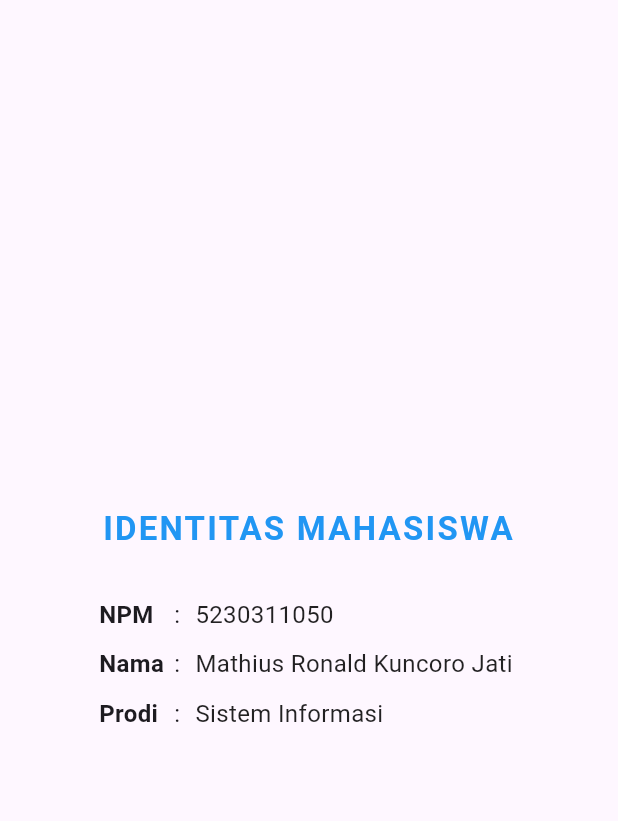
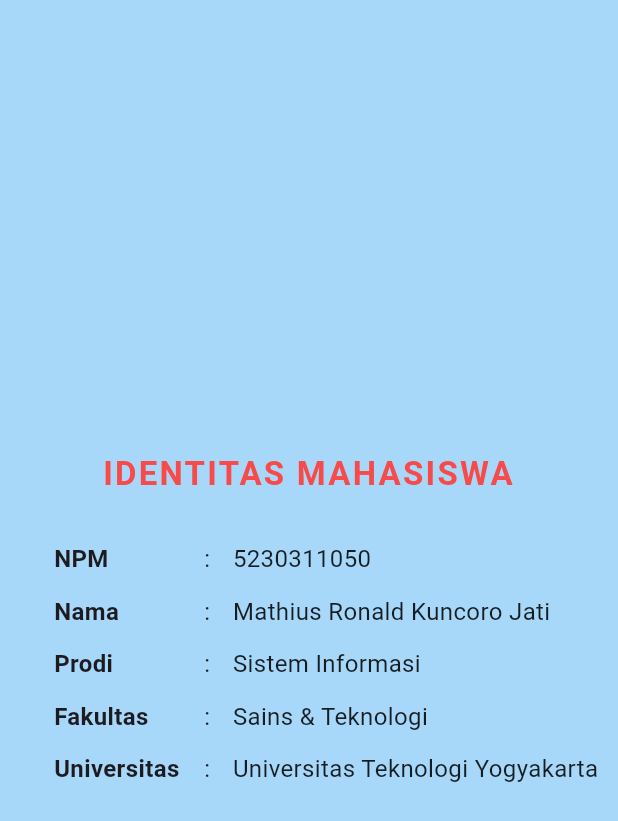
Before and after one commit to MathiusRonaldKJ/5230311050_MathiusRonaldKuncoroJati_Tugas1.5, a Flutter app: the screen it shows after launch, on a phone screen of 412 x 824 dp. Shown: the top 821 px of the screen. Run offline on Flutter 3.47's test engine with Material 3 defaults, Android fonts, the phone set to English and light mode, and no system bars.

Commit message:
Update main.dart

```diff
--- a/lib/main.dart
+++ b/lib/main.dart
@@ -22,7 +22,10 @@
   @override
   Widget build(BuildContext context) {
     return Scaffold(
-      body: Center(
+      body: Container(
+        color: const Color.fromARGB(255, 167, 216, 250),
+        child: Center(
+          child: SingleChildScrollView(
             child: Column(
               mainAxisAlignment: MainAxisAlignment.center,
               children: [
@@ -32,7 +35,7 @@
                     fontSize: 22,
                     fontWeight: FontWeight.bold,
                     letterSpacing: 1.5,
-                color: Colors.blue,
+                    color: Color.fromARGB(255, 247, 75, 75),
                   ),
                   textAlign: TextAlign.center,
                 ),
@@ -40,8 +43,8 @@
                 const SizedBox(height: 30),
 
                 Container(
-              width: 320,
-              padding: const EdgeInsets.only(left: 20),
+                  width: 380,
+                  padding: const EdgeInsets.symmetric(horizontal: 20),
                   child: const Column(
                     crossAxisAlignment: CrossAxisAlignment.start,
                     children: [
@@ -49,62 +52,116 @@
                       Row(
                         children: [
                           SizedBox(
-                        width: 50,
+                            width: 100,
                             child: Text(
                               'NPM',
                               style: TextStyle(fontWeight: FontWeight.bold, fontSize: 16),
                             ),
                           ),
                           Text(':', style: TextStyle(fontSize: 16)),
-                      SizedBox(width: 10),
+                          SizedBox(width: 15),
                           Expanded(
                             child: Text(
                               '5230311050',
                               style: TextStyle(color: Colors.black87, fontSize: 16),
+                              softWrap: false, // Mencegah teks turun ke bawah
+                              overflow: TextOverflow.visible, // Teks akan tetap di baris yang sama
                             ),
                           ),
                         ],
                       ),
-                  SizedBox(height: 10),
+                      SizedBox(height: 12),
 
                       // Nama
                       Row(
                         children: [
                           SizedBox(
-                        width: 50,
+                            width: 100,
                             child: Text(
                               'Nama',
                               style: TextStyle(fontWeight: FontWeight.bold, fontSize: 16),
                             ),
                           ),
                           Text(':', style: TextStyle(fontSize: 16)),
-                      SizedBox(width: 10),
+                          SizedBox(width: 15),
                           Expanded(
                             child: Text(
                               'Mathius Ronald Kuncoro Jati',
                               style: TextStyle(color: Colors.black87, fontSize: 16),
+                              softWrap: false,
+                              overflow: TextOverflow.visible,
                             ),
                           ),
                         ],
                       ),
-                  SizedBox(height: 10),
+                      SizedBox(height: 12),
 
                       // Program Studi
                       Row(
                         children: [
                           SizedBox(
-                        width: 50,
+                            width: 100,
                             child: Text(
                               'Prodi',
                               style: TextStyle(fontWeight: FontWeight.bold, fontSize: 16),
                             ),
                           ),
                           Text(':', style: TextStyle(fontSize: 16)),
-                      SizedBox(width: 10),
+                          SizedBox(width: 15),
                           Expanded(
                             child: Text(
                               'Sistem Informasi',
                               style: TextStyle(color: Colors.black87, fontSize: 16),
+                              softWrap: false,
+                              overflow: TextOverflow.visible,
+                            ),
+                          ),
+                        ],
+                      ),
+                      SizedBox(height: 12),
+
+                      // Fakultas
+                      Row(
+                        children: [
+                          SizedBox(
+                            width: 100,
+                            child: Text(
+                              'Fakultas',
+                              style: TextStyle(fontWeight: FontWeight.bold, fontSize: 16),
+                            ),
+                          ),
+                          Text(':', style: TextStyle(fontSize: 16)),
+                          SizedBox(width: 15),
+                          Expanded(
+                            child: Text(
+                              'Sains & Teknologi',
+                              style: TextStyle(color: Colors.black87, fontSize: 16),
+                              softWrap: false,
+                              overflow: TextOverflow.visible,
+                            ),
+                          ),
+                        ],
+                      ),
+                      SizedBox(height: 12),
+
+                      // Universitas
+                      Row(
+                        children: [
+                          SizedBox(
+                            width: 100,
+                            child: Text(
+                              'Universitas',
+                              style: TextStyle(fontWeight: FontWeight.bold, fontSize: 16),
+                            ),
+                          ),
+                          Text(':', style: TextStyle(fontSize: 16)),
+                          SizedBox(width: 15),
+                          Expanded(
+                            child: Text(
+                              'Universitas Teknologi Yogyakarta',
+                              style: TextStyle(color: Colors.black87, fontSize: 16),
+                              softWrap: false,
+                              overflow: TextOverflow.visible,
                             ),
                           ),
                         ],
@@ -115,6 +172,8 @@
               ],
             ),
           ),
+        ),
+      ),
     );
   }
 }
```
Lines whose indentation alone changed are shown as unchanged.
